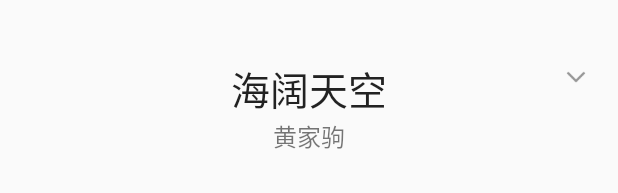
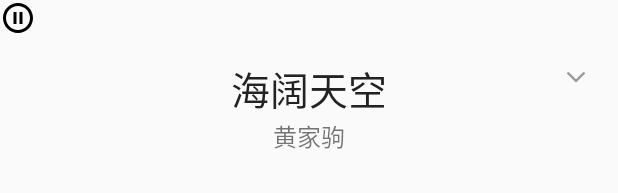
Before and after one commit to komamj/KomaMusic, an Android app: the layout fragment_player.xml on its own in the app's theme, with its tools: preview values and no code run, on a phone screen of 412 x 824 dp. Shown: the top 193 px of the screen. Run offline under Robolectric (Android 15) with nearby library versions, the phone set to English and light mode, and no system bars.

```diff
--- a/app/src/main/java/com/koma/music/play/MusicPlayerActivity.java
+++ b/app/src/main/java/com/koma/music/play/MusicPlayerActivity.java
@@ -18,8 +18,6 @@ public class MusicPlayerActivity extends BaseActivity {
         super.onCreate(savedInstanceState);
 
         LogUtils.i(TAG, "onCreate");
-
-        setContentView(R.layout.activity_music_player);
     }
 
     @Override
--- a/app/src/main/java/com/koma/music/service/Constants.java
+++ b/app/src/main/java/com/koma/music/service/Constants.java
@@ -55,7 +55,7 @@ public class Constants {
      * For backwards compatibility reasons, also provide sticky
      * broadcasts under the music package
      */
-    public static final String ELEVEN_PACKAGE_NAME = "com.cyanogenmod.eleven";
+    public static final String KOMA_MUSIC_PACKAGE_NAME = "com.koma.music";
     public static final String MUSIC_PACKAGE_NAME = "com.android.music";
 
     /**
--- /dev/null
+++ b/app/src/main/res/drawable/ic_pause.xml
@@ -0,0 +1,9 @@
+<vector xmlns:android="http://schemas.android.com/apk/res/android"
+    android:width="24dp"
+    android:height="24dp"
+    android:viewportHeight="24.0"
+    android:viewportWidth="24.0">
+    <path
+        android:fillColor="#FF000000"
+        android:pathData="M9,16h2L11,8L9,8v8zM12,2C6.48,2 2,6.48 2,12s4.48,10 10,10 10,-4.48 10,-10S17.52,2 12,2zM12,20c-4.41,0 -8,-3.59 -8,-8s3.59,-8 8,-8 8,3.59 8,8 -3.59,8 -8,8zM13,16h2L15,8h-2v8z" />
+</vector>
--- a/app/src/main/res/layout/fragment_player.xml
+++ b/app/src/main/res/layout/fragment_player.xml
@@ -68,4 +68,11 @@
         android:src="@mipmap/default_artwork"
         android:transitionName="share_album" />
 
+    <com.koma.music.widget.SquareImageView
+        android:id="@+id/iv_pause"
+        android:layout_width="wrap_content"
+        android:layout_height="wrap_content"
+        android:scaleType="centerCrop"
+        android:src="@drawable/ic_pause" />
+
 </android.support.design.widget.CoordinatorLayout>
```
Also changed, not shown: app/src/main/java/com/koma/music/base/BaseActivity.java (+102 -22 lines), app/src/main/java/com/koma/music/listener/MusicStateListener.java (added, +34 -0 lines), app/src/main/java/com/koma/music/service/MusicService.java (+24 -17 lines), app/src/main/res/drawable/ic_play.xml (added, +9 -0 lines), app/src/main/res/drawable/ic_queue.xml (added, +9 -0 lines), app/src/main/res/drawable/ic_shuffle.xml (added, +9 -0 lines).
